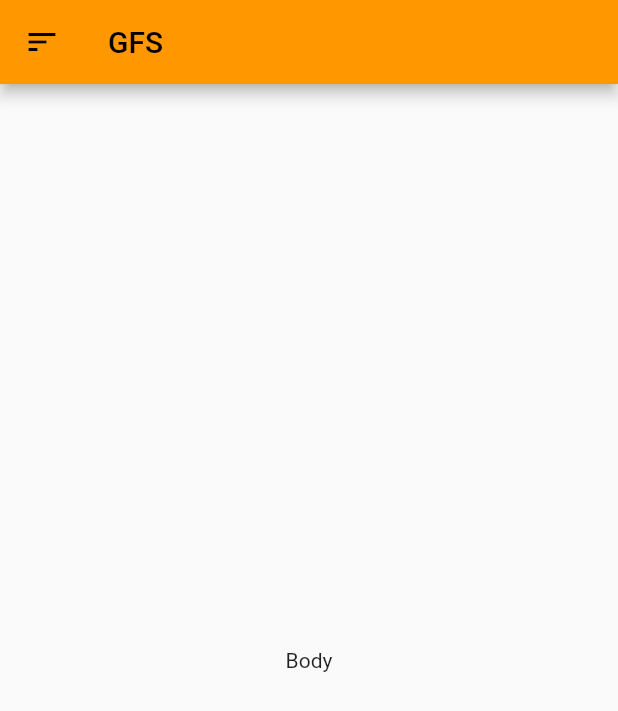
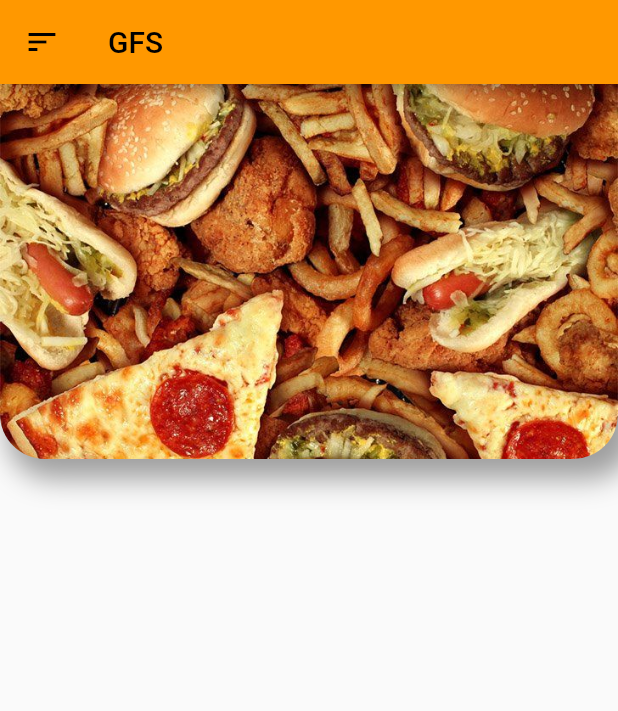
Before and after one commit to iTeam-S/GFS, a Flutter app: the screen it shows after launch, on a phone screen of 412 x 824 dp. Shown: the top 711 px of the screen. Run offline on Flutter 3.47's test engine with Material 2 defaults, Android fonts, the phone set to English and light mode, and no system bars; missing offline and left inert: fancy_drawer.

Commit message:
add cover photo

```diff
--- a/lib/main.dart
+++ b/lib/main.dart
@@ -7,22 +7,13 @@ void main() {
 }
 
 class MyApp extends StatelessWidget {
-  // This widget is the root of your application.
   @override
   Widget build(BuildContext context) {
     return MaterialApp(
-      title: 'Flutter Demo',
+      debugShowCheckedModeBanner: false,
+      title: 'GFS',
       theme: ThemeData(
-        // This is the theme of your application.
-        //
-        // Try running your application with "flutter run". You'll see the
-        // application has a blue toolbar. Then, without quitting the app, try
-        // changing the primarySwatch below to Colors.green and then invoke
-        // "hot reload" (press "r" in the console where you ran "flutter run",
-        // or simply save your changes to "hot reload" in a Flutter IDE).
-        // Notice that the counter didn't reset back to zero; the application
-        // is not restarted.
-        primarySwatch: Colors.blue,
+        primarySwatch: Colors.orange,
       ),
       home: HomeScreen(),
     );
@@ -121,11 +112,11 @@ class _HomeScreenState extends State<HomeScreen>
           ),
           ListTile(
               leading: Icon(
-                Icons.engineering,
+                Icons.date_range,
                 color: Colors.orange,
               ),
               title: Text(
-                "Tours",
+                "Agenda",
                 style: TextStyle(color: Colors.orange, fontSize: 20),
               )),
           ListTile(
@@ -161,11 +152,47 @@ class _HomeScreenState extends State<HomeScreen>
               },
             ),
           ),
-          body: Center(
-            child: Text("Body"),
-          ),
+          body: PageAcceuil(),
         ),
       ),
     );
   }
 }
+
+class PageAcceuil extends StatelessWidget {
+  const PageAcceuil({Key? key}) : super(key: key);
+
+  @override
+  Widget build(BuildContext context) {
+    return Container(
+      child: SingleChildScrollView(
+        child: Column(
+          children: [
+            Container(
+                height: 250.00,
+                decoration: BoxDecoration(
+                  image: DecorationImage(
+                    image: ExactAssetImage("assets/images/food2.png"),
+                    fit: BoxFit.cover,
+                  ),
+                  borderRadius: BorderRadius.only(
+                      bottomLeft: Radius.circular(30),
+                      bottomRight: Radius.circular(30)),
+                  boxShadow: [
+                    BoxShadow(
+                      color: Colors.grey,
+                      blurRadius: 15.0, // soften the shadow
+                      spreadRadius: 3.0, //extend the shadow
+                      offset: Offset(
+                        8.0, // Move to right 10  horizontally
+                        10.0, // Move to bottom 10 Vertically
+                      ),
+                    )
+                  ],
+                ))
+          ],
+        ),
+      ),
+    );
+  }
+}
--- a/pubspec.yaml
+++ b/pubspec.yaml
@@ -46,9 +46,8 @@ flutter:
   uses-material-design: true
 
   # To add assets to your application, add an assets section, like this:
-  # assets:
-  #   - images/a_dot_burr.jpeg
-  #   - images/a_dot_ham.jpeg
+  assets:
+    - assets/images/
 
   # An image asset can refer to one or more resolution-specific "variants", see
   # https://flutter.dev/assets-and-images/#resolution-aware.
```
Also changed, not shown: assets/images/food2.png (added).
